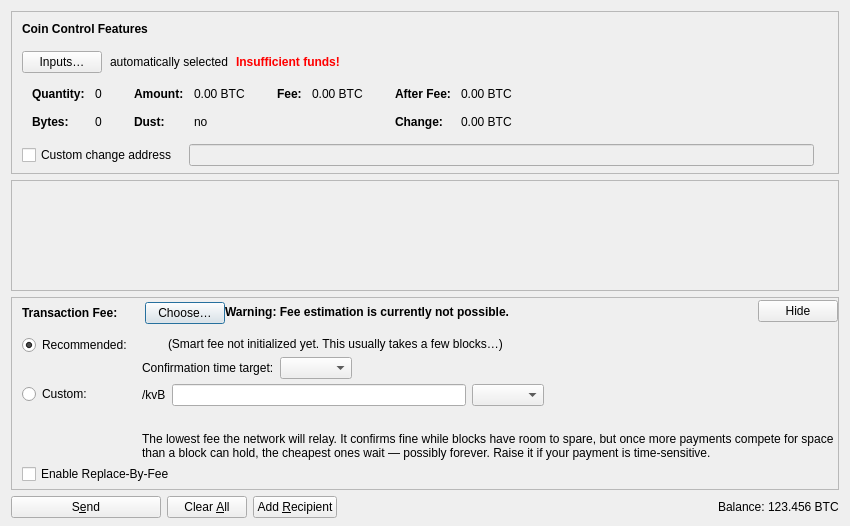
The window that src/qt/forms/sendcoinsdialog.ui (ConcatenaLabs/Sequentia) describes before a commit, drawn with Qt 5.
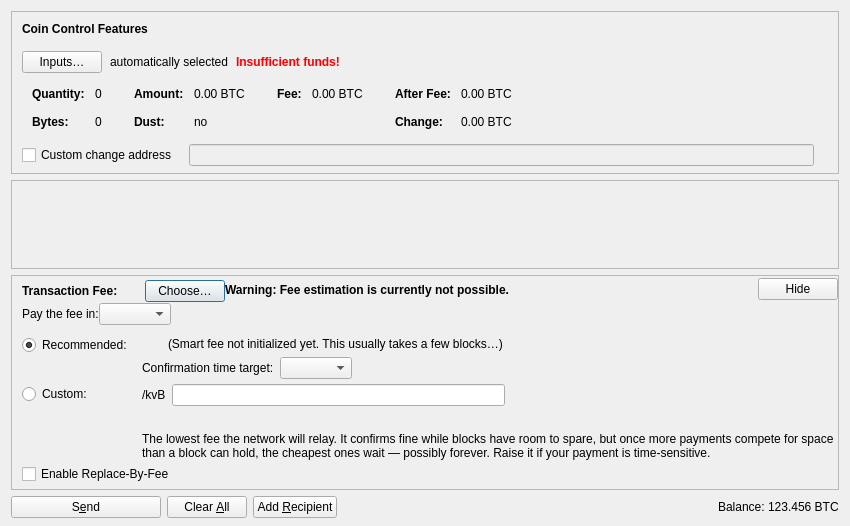
The same window after the commit. Icons and pictures are not drawn. Custom widgets are drawn as their Qt base class.

Commit message: qt: the fee section says what it means

```diff
--- a/src/qt/forms/sendcoinsdialog.ui
+++ b/src/qt/forms/sendcoinsdialog.ui
@@ -824,6 +824,37 @@
            <property name="bottomMargin">
             <number>0</number>
            </property>
+           <item>
+            <layout class="QHBoxLayout" name="horizontalLayoutFeeAsset">
+             <item>
+              <widget class="QLabel" name="labelFeeAsset">
+               <property name="text">
+                <string>Pay the fee in:</string>
+               </property>
+              </widget>
+             </item>
+             <item>
+              <widget class="QComboBox" name="feeAssetSelector">
+               <property name="toolTip">
+                <string>Pay the network fee in this asset. By default it follows the asset you are sending, as long as this node accepts a fee in it — no asset is privileged. Each block producer decides which assets it will take, and prices them from the asset registry and a market feed: an asset that is unregistered, unpriced or barely traded risks a payment that never confirms.</string>
+               </property>
+              </widget>
+             </item>
+             <item>
+              <spacer name="horizontalSpacerFeeAsset">
+               <property name="orientation">
+                <enum>Qt::Horizontal</enum>
+               </property>
+               <property name="sizeHint" stdset="0">
+                <size>
+                 <width>1</width>
+                 <height>1</height>
+                </size>
+               </property>
+              </spacer>
+             </item>
+            </layout>
+           </item>
            <item>
             <layout class="QGridLayout" name="gridLayoutFee">
              <property name="topMargin">
@@ -860,14 +891,7 @@
                  <item>
                   <widget class="BitcoinAmountField" name="customFee"/>
                  </item>
-                 <item>
-                  <widget class="QComboBox" name="feeAssetSelector">
-                   <property name="toolTip">
-                    <string>Pay the network fee in this asset. By default it follows the asset you are sending, as long as this node accepts a fee in it — no asset is privileged. Each block producer decides which assets it will take, and prices them from the asset registry and a market feed: an asset that is unregistered, unpriced or barely traded risks a payment that never confirms.</string>
-                   </property>
-                  </widget>
-                 </item>
-                 <item>
+                                  <item>
                   <spacer name="horizontalSpacer_6">
                    <property name="orientation">
                     <enum>Qt::Horizontal</enum>
```
The commit also changes 2 other files.
